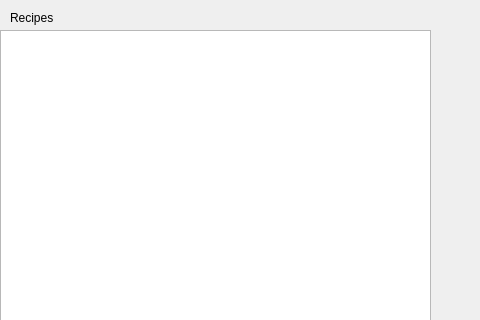
Austin0417/Recipes-Project, file mainwindow.ui: the form before one commit; both pictures show x 0 to 480 and y 0 to 320 of the 1221 by 695 pixel window.
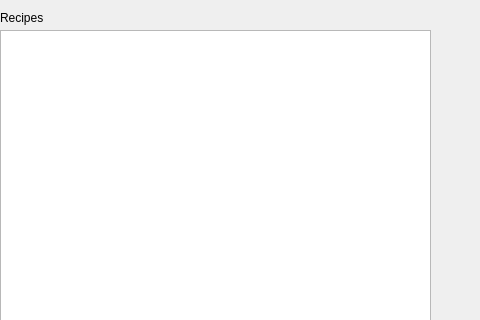
The form after the commit.

Patch:
```diff
--- a/mainwindow.ui
+++ b/mainwindow.ui
@@ -62,7 +62,7 @@
    <widget class="QLabel" name="label">
     <property name="geometry">
      <rect>
-      <x>10</x>
+      <x>0</x>
       <y>10</y>
       <width>49</width>
       <height>16</height>
```
